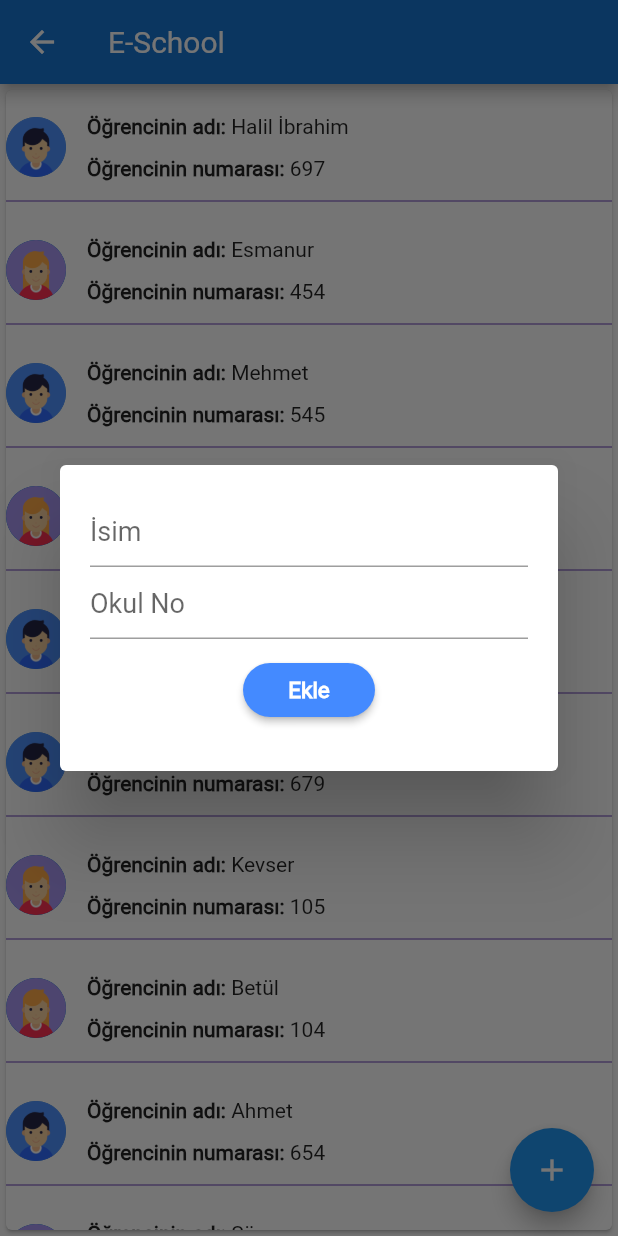
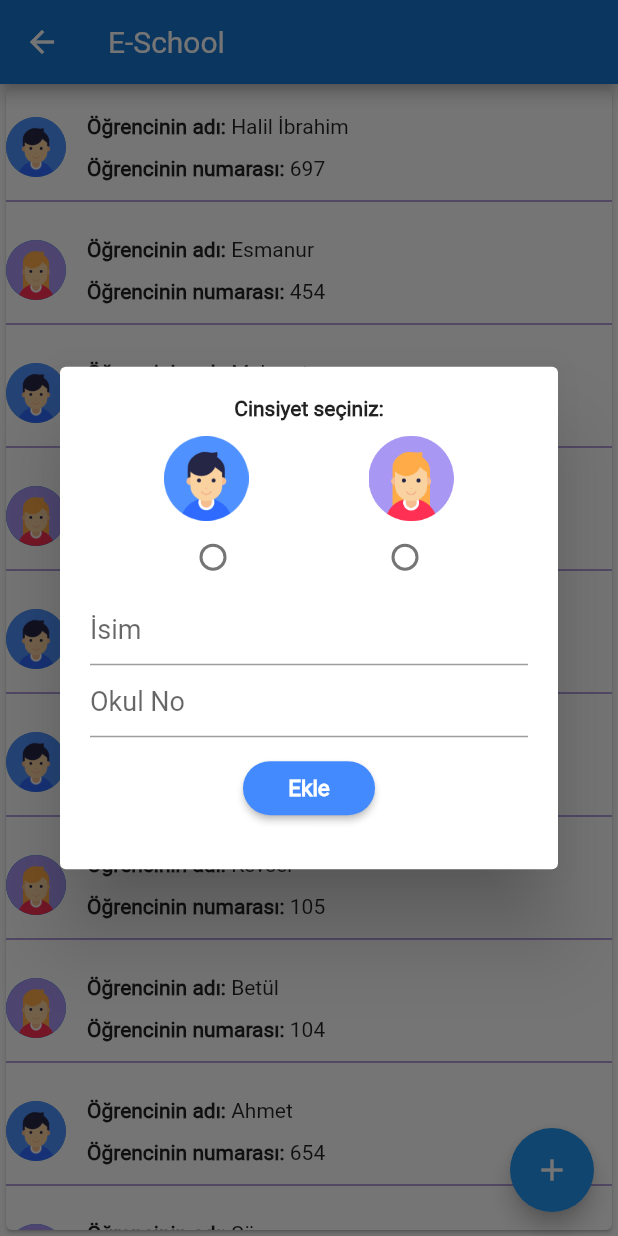
Before and after one commit to hybrayhem38/Flutter_Gallery, a Flutter app: the eSchool screen opened by its route, after a tap on the "add" icon, on a phone screen of 412 x 824 dp. Run offline on Flutter 3.47's test engine with Material 2 defaults, Android fonts, the phone set to English and light mode, and no system bars; our stand-ins replace fluttertoast, permission_handler, shared_preferences; missing offline and left inert: lamp; accounts and stored records are empty; network calls fail.

Commit message:
-added avatar selection

```diff
--- a/lib/arayuz/e_school.dart
+++ b/lib/arayuz/e_school.dart
@@ -1,6 +1,5 @@
 import 'package:flutter/material.dart';
 import 'package:flutter_app/model/student.dart';
-import 'package:flutter_app/old/add_student_page.dart';
 
 class eSchool extends StatefulWidget {
   @override
@@ -9,16 +8,19 @@ class eSchool extends StatefulWidget {
 
 class eSchoolState extends State<eSchool> {
   final List<Student> students = Student.students;
-
   final ctrlName = TextEditingController();
   final ctrlNumber = TextEditingController();
   final GeneralController = GlobalKey<FormState>();
+
+  String radioGender;
+
+  void setGender(String val) => setState(() => radioGender = val);
 
   _saveForm() {
     if (GeneralController.currentState.validate()) {
       setState(() {
         Student.students.add(Student(
-            name: ctrlName.text, number: ctrlNumber.text, cinsiyet: "Erkek"));
+            name: ctrlName.text, number: ctrlNumber.text, cinsiyet: radioGender));
         ctrlName.clear();
         ctrlNumber.clear();
       });
@@ -40,6 +42,42 @@ class eSchoolState extends State<eSchool> {
                 child: Column(
                   mainAxisAlignment: MainAxisAlignment.center,
                   children: <Widget>[
+                    Text("Cinsiyet seçiniz:",style: TextStyle(fontWeight: FontWeight.w700),),
+                    Padding(padding: EdgeInsets.only(bottom: 10)),
+                    Row(
+                      mainAxisAlignment: MainAxisAlignment.center,
+                      children: <Widget>[
+                        Container(
+                          child: Image.asset(
+                            "assets/images/boy.png",
+                            scale: 4,
+                          ),
+                        ),
+                        Padding(padding: EdgeInsets.only(left: 40,right: 40,bottom: 10)),
+                        Container(
+                          child: Image.asset(
+                            "assets/images/girl.png",
+                            scale: 4.5,
+                          ),
+                        ),
+                      ],
+                    ),
+                    Row(
+                      mainAxisAlignment: MainAxisAlignment.center,
+                      children: <Widget>[
+                        Radio(
+                          value: "Erkek",
+                          groupValue: radioGender,
+                          onChanged: setGender,
+                        ),
+                        Padding(padding: EdgeInsets.only(left: 40,right: 40)),
+                        Radio(
+                          value: "Kadın",
+                          groupValue: radioGender,
+                          onChanged: setGender,
+                        ),
+                      ],
+                    ),
                     TextFormField(
                       validator: (yazi) {
                         if (yazi.isEmpty) {
@@ -58,7 +96,8 @@ class eSchoolState extends State<eSchool> {
                       },
                       controller: ctrlNumber,
                       decoration: InputDecoration(
-                          hintText: "Okul No", hintStyle: TextStyle(fontSize: 18)),
+                          hintText: "Okul No",
+                          hintStyle: TextStyle(fontSize: 18)),
                     ),
                     Padding(
                       padding: EdgeInsets.all(10.0),
@@ -66,13 +105,17 @@ class eSchoolState extends State<eSchool> {
                         color: Colors.blueAccent,
                         child: Text(
                           "Ekle",
-                          style: TextStyle(color: Colors.white,fontWeight: FontWeight.bold,fontSize: 15),
+                          style: TextStyle(
+                              color: Colors.white,
+                              fontWeight: FontWeight.bold,
+                              fontSize: 15),
                         ),
                         onPressed: _saveForm,
-                        shape: RoundedRectangleBorder(borderRadius: BorderRadius.circular(28.0)),
+                        shape: RoundedRectangleBorder(
+                            borderRadius: BorderRadius.circular(28.0)),
                       ),
                     ),
-                  //TODO: add avatar selections
+                    //TODO: convert diaolog to stateful widget
                   ],
                 ),
               ),
```
